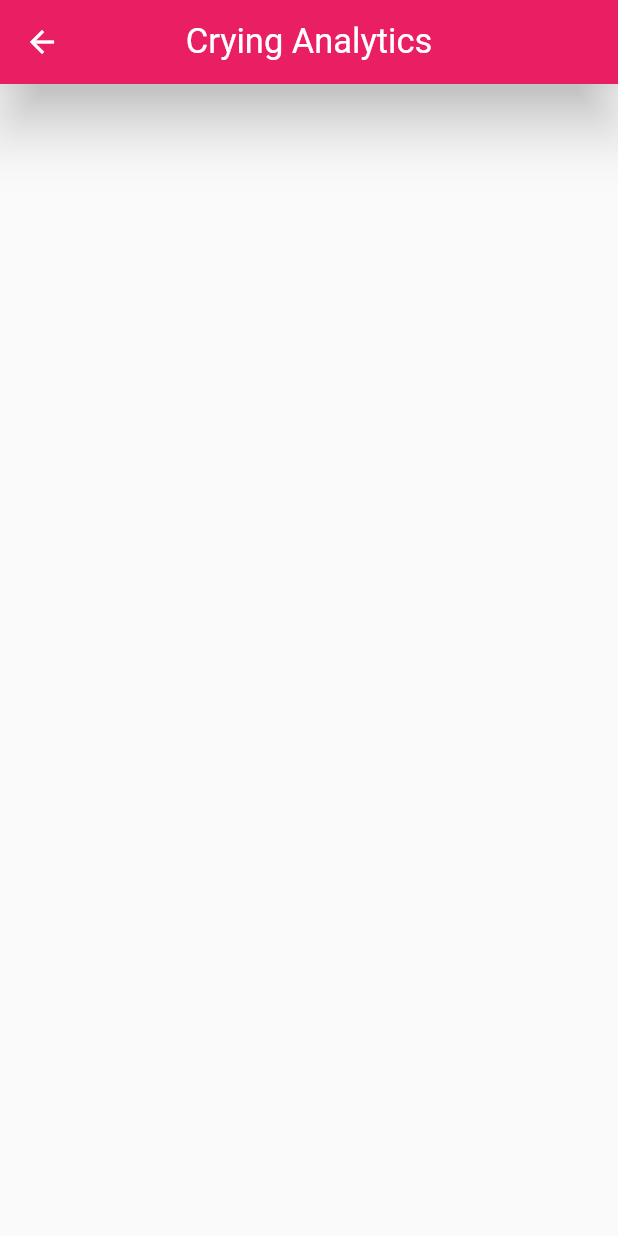
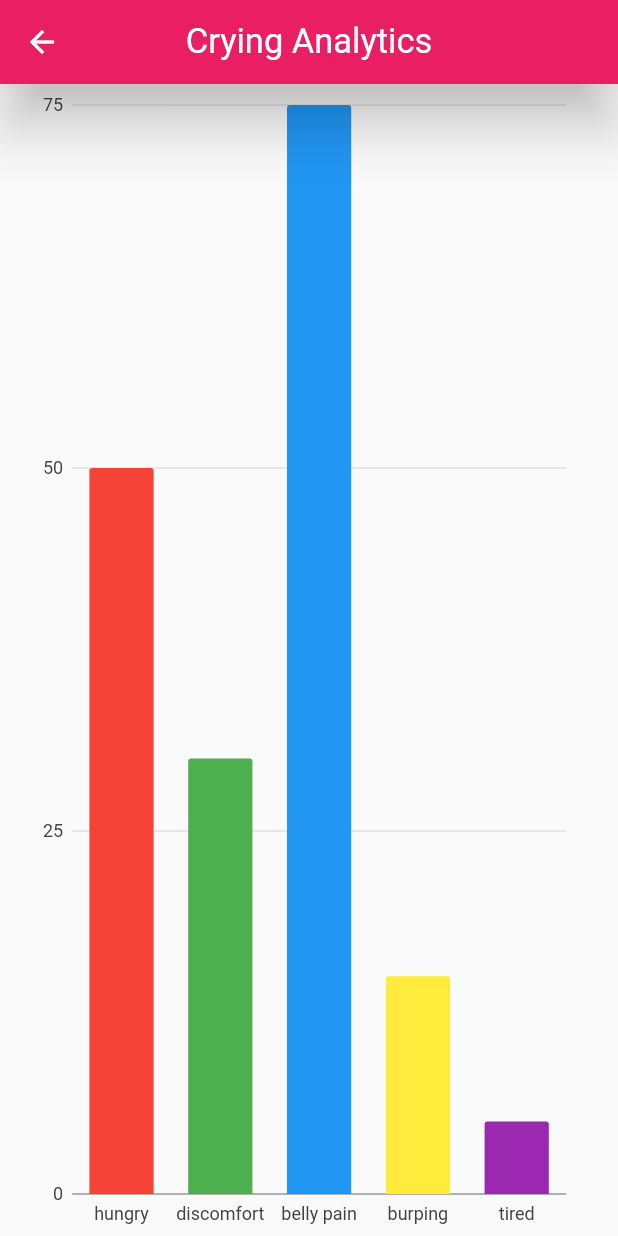
Before and after one commit to Omar-Rahwanji/Baby-May-Cry-Mobile-App, a Flutter app: the CryingAnalyticsPage screen opened directly, on a phone screen of 412 x 824 dp. Run offline on Flutter 3.47's test engine with Material 2 defaults, Android fonts, the phone set to English and light mode, and no system bars; drawn by our look-alikes of modal_progress_hud_nsn; our stand-ins replace charts_flutter, cloud_firestore, firebase_auth, firebase_core, fluttertoast, localize_and_translate and 2 more; missing offline and left inert: flutter_app_restart, flutter_sound_lite; accounts and stored records are empty.

Commit message:
Add a bar chart

```diff
--- a/lib/components/reading_card.dart
+++ b/lib/components/reading_card.dart
@@ -30,8 +30,7 @@ class ReadingCard extends StatelessWidget {
           const SizedBox(height: 20),
           Image.asset(
             'assets/images/' + image,
-            color: Colors.white,
-            width: 35,
+            width: 45,
           ),
           const SizedBox(height: 20),
           Text(
--- a/lib/models/bar_chart_model.dart
+++ b/lib/models/bar_chart_model.dart
@@ -0,0 +1,14 @@
+import 'package:charts_flutter/flutter.dart' as charts;
+
+class BarChartModel {
+  String cryReason;
+  int numberOfSounds;
+
+  final charts.Color color;
+
+  BarChartModel({
+    required this.cryReason,
+    required this.numberOfSounds,
+    required this.color,
+  });
+}
--- a/lib/pages/crying_analytics.dart
+++ b/lib/pages/crying_analytics.dart
@@ -1,11 +1,12 @@
 import 'dart:async';
 
+import 'package:baby_may_cry/models/bar_chart_model.dart';
+import 'package:baby_may_cry/pages/admin_dashbaord.dart';
 import 'package:baby_may_cry/services/db.dart';
 import 'package:flutter/material.dart';
 import 'package:localize_and_translate/localize_and_translate.dart';
 import 'package:modal_progress_hud_nsn/modal_progress_hud_nsn.dart';
-
-import '../components/crying_history_card.dart';
+import 'package:charts_flutter/flutter.dart' as charts;
 
 class CryingAnalyticsPage extends StatefulWidget {
   const CryingAnalyticsPage({Key? key}) : super(key: key);
@@ -18,6 +19,34 @@ class CryingAnalyticsPage extends StatefulWidget {
 class _CryingAnalyticsPageState extends State<CryingAnalyticsPage> {
   bool showSpinner = false;
   Timer? _timer;
+  List<BarChartModel> chartData = [
+    BarChartModel(
+      cryReason: "hungry",
+      numberOfSounds: 50,
+      color: charts.ColorUtil.fromDartColor(Colors.red),
+    ),
+    BarChartModel(
+      cryReason: "discomfort",
+      numberOfSounds: 30,
+      color: charts.ColorUtil.fromDartColor(Colors.green),
+    ),
+    BarChartModel(
+      cryReason: "belly pain",
+      numberOfSounds: 75,
+      color: charts.ColorUtil.fromDartColor(Colors.blue),
+    ),
+    BarChartModel(
+      cryReason: "burping",
+      numberOfSounds: 15,
+      color: charts.ColorUtil.fromDartColor(Colors.yellow),
+    ),
+    BarChartModel(
+      cryReason: "tired",
+      numberOfSounds: 5,
+      color: charts.ColorUtil.fromDartColor(Colors.purple),
+    ),
+  ];
+
   void refreshCryingHistoryList() async {
     setState(() {
       CryingAnalyticsPage.cryingData = FirestoreDb.cryRecords;
@@ -40,6 +69,19 @@ class _CryingAnalyticsPageState extends State<CryingAnalyticsPage> {
 
   @override
   Widget build(BuildContext context) {
+    final screenWidth = MediaQuery.of(context).size.width;
+    final screenHeight = MediaQuery.of(context).size.height;
+
+    List<charts.Series<BarChartModel, String>> series = [
+      charts.Series(
+        id: "Cry Analytics",
+        data: chartData,
+        domainFn: (BarChartModel series, _) => series.cryReason,
+        measureFn: (BarChartModel series, _) => series.numberOfSounds,
+        colorFn: (BarChartModel series, _) => series.color,
+      ),
+    ];
+
     return Scaffold(
       appBar: AppBar(
         title: Text("Crying Analytics".tr()),
@@ -48,40 +90,14 @@ class _CryingAnalyticsPageState extends State<CryingAnalyticsPage> {
       ),
       body: ModalProgressHUD(
         inAsyncCall: showSpinner,
-        child: ListView.builder(
-          itemCount: CryingAnalyticsPage.cryingData.length,
-          itemBuilder: (BuildContext context, int index) {
-            String hour = TimeOfDay.fromDateTime(DateTime.parse(
-                    CryingAnalyticsPage.cryingData[index]['dateTime']))
-                .hourOfPeriod
-                .toString();
-            String minute = TimeOfDay.fromDateTime(DateTime.parse(
-                    CryingAnalyticsPage.cryingData[index]['dateTime']))
-                .minute
-                .toString();
-            ;
-            if (int.parse(hour) < 10) {
-              hour = "0" + hour;
-            }
-            if (int.parse(minute) < 10) {
-              minute = "0" + minute;
-            }
-
-            return CryingHistoryCard(
-              date: DateTime.parse(
-                  CryingAnalyticsPage.cryingData[index]['dateTime']),
-              time: hour.toString() + ":" + minute.toString(),
-              reason: CryingAnalyticsPage.cryingData[index]['reason']
-                  .toString()
-                  .tr(),
-              duration: "6".tr() + " " + "seconds".tr(),
-              timeStamp: TimeOfDay.fromDateTime(DateTime.parse(
-                      CryingAnalyticsPage.cryingData[index]['dateTime']))
-                  .period
-                  .name
-                  .tr(),
-            );
-          },
+        child: Center(
+          child: SizedBox(
+            width: screenWidth * 0.9,
+            child: charts.BarChart(
+              series,
+              animate: true,
+            ),
+          ),
         ),
       ),
     );
```
Also changed, not shown: lib/pages/admin_dashbaord.dart (+4 -5 lines), lib/services/db.dart (+4 -7 lines), assets/images/baby-crying.png (added), assets/images/parents.png (added), 2 other files.
